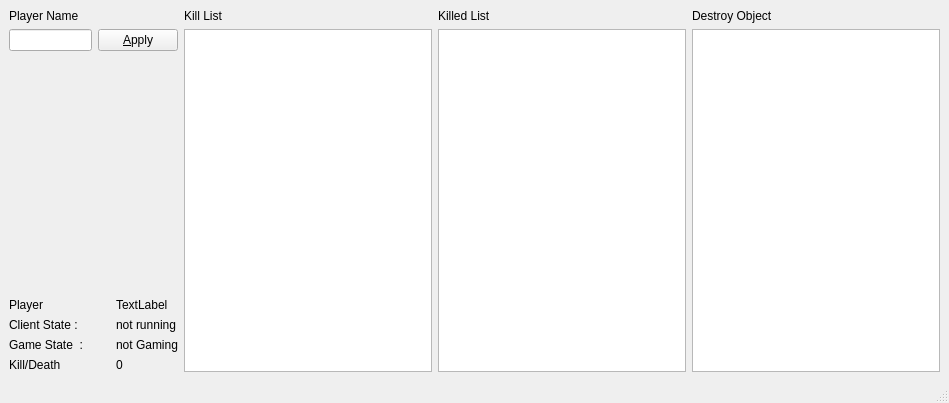
First picture: the form in mainwindow.ui, repository Ouvill/Zerokan-WT_Flight_Recorder, before the edit.
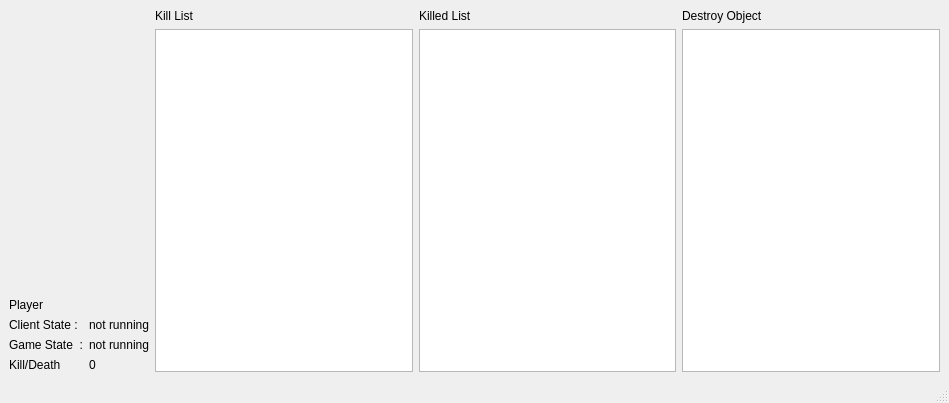
Second picture: the form after the edit.

Commit message: プレイヤー名の設定ボタンを削除

```diff
--- a/mainwindow.ui
+++ b/mainwindow.ui
@@ -66,31 +66,7 @@
       <item>
        <layout class="QVBoxLayout" name="verticalLayout_4">
         <item>
-         <widget class="QLabel" name="label">
-          <property name="text">
-           <string>Player Name</string>
-          </property>
-          <property name="buddy">
-           <cstring>userNameLineEdit</cstring>
-          </property>
-         </widget>
-        </item>
-        <item>
-         <layout class="QHBoxLayout" name="horizontalLayout">
-          <item>
-           <widget class="QLineEdit" name="userNameLineEdit"/>
-          </item>
-          <item>
-           <widget class="QPushButton" name="applyUserNameButton">
-            <property name="text">
-             <string>&amp;Apply</string>
-            </property>
-            <property name="checkable">
-             <bool>false</bool>
-            </property>
-           </widget>
-          </item>
-         </layout>
+         <layout class="QHBoxLayout" name="horizontalLayout"/>
         </item>
        </layout>
       </item>
@@ -119,7 +95,7 @@
         <item row="0" column="1">
          <widget class="QLabel" name="playerNameLabel">
           <property name="text">
-           <string>TextLabel</string>
+           <string/>
           </property>
          </widget>
         </item>
@@ -147,7 +123,7 @@
         <item row="2" column="1">
          <widget class="QLabel" name="gameStateLabel">
           <property name="text">
-           <string>not Gaming</string>
+           <string>not running</string>
           </property>
          </widget>
         </item>
```
Left out of the diff: 2 changed lines with no effect on the pictures.
